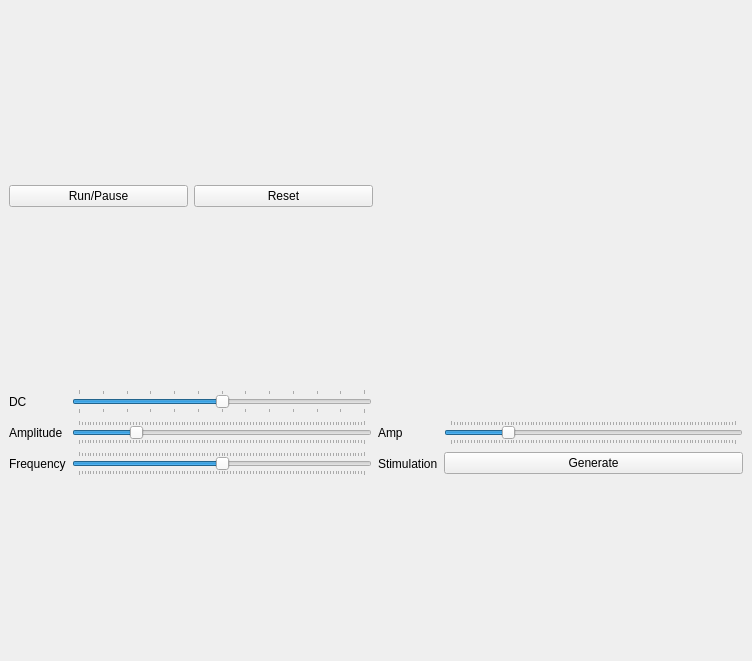
This is mainUI.ui in matsu490/RealtimeSimulation as Qt 5 draws it before an edit. The edited form follows.
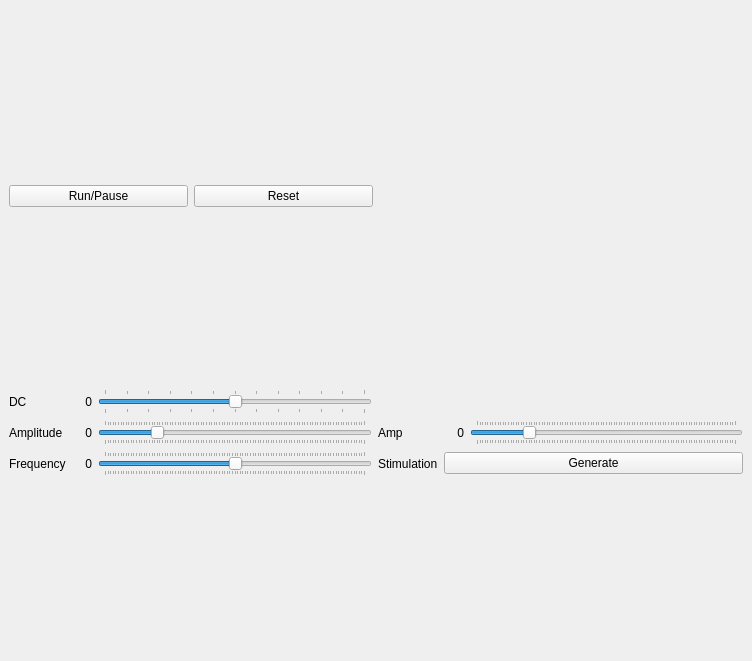
This is the edited form.

Commit message: added labels for slider's values

What changed in the file:
```diff
--- a/mainUI.ui
+++ b/mainUI.ui
@@ -17,7 +17,7 @@
    <layout class="QGridLayout" name="gridLayout">
     <item row="3" column="0" colspan="2">
      <layout class="QGridLayout" name="gridLayout_2">
-      <item row="1" column="1">
+      <item row="1" column="2">
        <widget class="QSlider" name="AmpSlider">
         <property name="maximum">
          <number>100</number>
@@ -53,7 +53,7 @@
         </property>
        </widget>
       </item>
-      <item row="2" column="1">
+      <item row="2" column="2">
        <widget class="QSlider" name="FreqSlider">
         <property name="maximum">
          <number>100</number>
@@ -76,15 +76,15 @@
         </property>
        </widget>
       </item>
-      <item row="1" column="2">
-       <widget class="QLabel" name="IstimAmpLabel">
-        <property name="text">
-         <string>Amp</string>
-        </property>
-       </widget>
-      </item>
       <item row="1" column="3">
-       <widget class="QSlider" name="IstimSlider">
+       <widget class="QLabel" name="StimLabel">
+        <property name="text">
+         <string>Amp</string>
+        </property>
+       </widget>
+      </item>
+      <item row="1" column="5">
+       <widget class="QSlider" name="StimSlider">
         <property name="maximum">
          <number>100</number>
         </property>
@@ -99,21 +99,14 @@
         </property>
        </widget>
       </item>
-      <item row="2" column="2">
+      <item row="2" column="3">
        <widget class="QLabel" name="IstimLabel">
         <property name="text">
          <string>Stimulation</string>
         </property>
        </widget>
       </item>
-      <item row="2" column="3">
-       <widget class="QPushButton" name="StimulationButton">
-        <property name="text">
-         <string>Generate</string>
-        </property>
-       </widget>
-      </item>
-      <item row="0" column="1">
+      <item row="0" column="2">
        <widget class="QSlider" name="DCSlider">
         <property name="minimum">
          <number>-40</number>
@@ -141,6 +134,65 @@
         </property>
        </widget>
       </item>
+      <item row="2" column="1">
+       <widget class="QLabel" name="FreqValueLabel">
+        <property name="text">
+         <string>0</string>
+        </property>
+        <property name="alignment">
+         <set>Qt::AlignRight|Qt::AlignTrailing|Qt::AlignVCenter</set>
+        </property>
+       </widget>
+      </item>
+      <item row="1" column="1">
+       <widget class="QLabel" name="AmpValueLabel">
+        <property name="text">
+         <string>0</string>
+        </property>
+        <property name="alignment">
+         <set>Qt::AlignRight|Qt::AlignTrailing|Qt::AlignVCenter</set>
+        </property>
+       </widget>
+      </item>
+      <item row="0" column="1">
+       <widget class="QLabel" name="DCValueLabel">
+        <property name="minimumSize">
+         <size>
+          <width>20</width>
+          <height>0</height>
+         </size>
+        </property>
+        <property name="text">
+         <string>0</string>
+        </property>
+        <property name="alignment">
+         <set>Qt::AlignRight|Qt::AlignTrailing|Qt::AlignVCenter</set>
+        </property>
+       </widget>
+      </item>
+      <item row="1" column="4">
+       <widget class="QLabel" name="StimValueLabel">
+        <property name="minimumSize">
+         <size>
+          <width>20</width>
+          <height>0</height>
+         </size>
+        </property>
+        <property name="text">
+         <string>0</string>
+        </property>
+        <property name="alignment">
+         <set>Qt::AlignRight|Qt::AlignTrailing|Qt::AlignVCenter</set>
+        </property>
+       </widget>
+      </item>
+      <item row="2" column="4" colspan="2">
+       <widget class="QPushButton" name="IstimButton">
+        <property name="text">
+         <string>Generate</string>
+        </property>
+       </widget>
+      </item>
      </layout>
     </item>
     <item row="0" column="0" colspan="2">
```
The commit also changes 1 other file.
